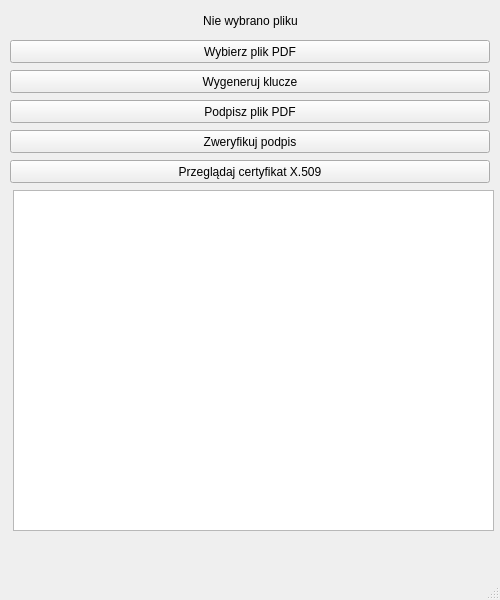
Before: the Qt Designer form digital_sign/MainWindow.ui in Nnunka/Kryptografia, drawn with Qt 5.
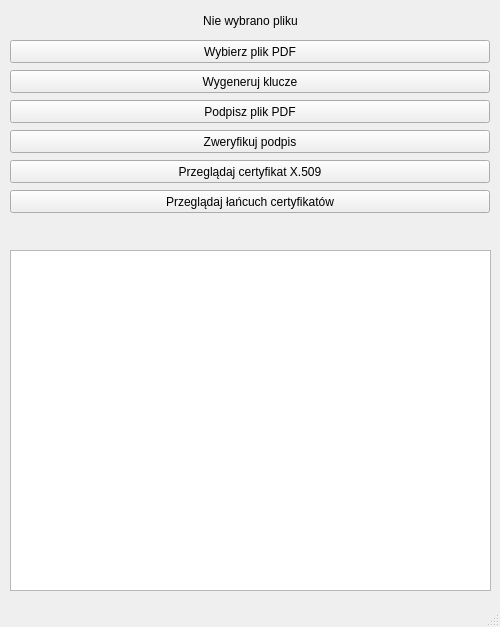
After: the same form once the commit is applied.

Commit message: łańcuch certyfikatów

```diff
--- a/digital_sign/MainWindow.ui
+++ b/digital_sign/MainWindow.ui
@@ -7,7 +7,7 @@
     <x>0</x>
     <y>0</y>
     <width>500</width>
-    <height>600</height>
+    <height>627</height>
    </rect>
   </property>
   <property name="maximumSize">
@@ -104,8 +104,8 @@
    <widget class="QTextEdit" name="certificate_info">
     <property name="geometry">
      <rect>
-      <x>13</x>
-      <y>190</y>
+      <x>10</x>
+      <y>250</y>
       <width>481</width>
       <height>341</height>
      </rect>
@@ -115,7 +115,7 @@
     <property name="geometry">
      <rect>
       <x>10</x>
-      <y>550</y>
+      <y>220</y>
       <width>481</width>
       <height>21</height>
      </rect>
@@ -127,6 +127,19 @@
      <set>Qt::AlignCenter</set>
     </property>
    </widget>
+   <widget class="QPushButton" name="load_chain">
+    <property name="geometry">
+     <rect>
+      <x>10</x>
+      <y>190</y>
+      <width>480</width>
+      <height>23</height>
+     </rect>
+    </property>
+    <property name="text">
+     <string>Przeglądaj łańcuch certyfikatów</string>
+    </property>
+   </widget>
   </widget>
   <widget class="QStatusBar" name="statusbar"/>
  </widget>
```
The commit also changes 3 other files.
